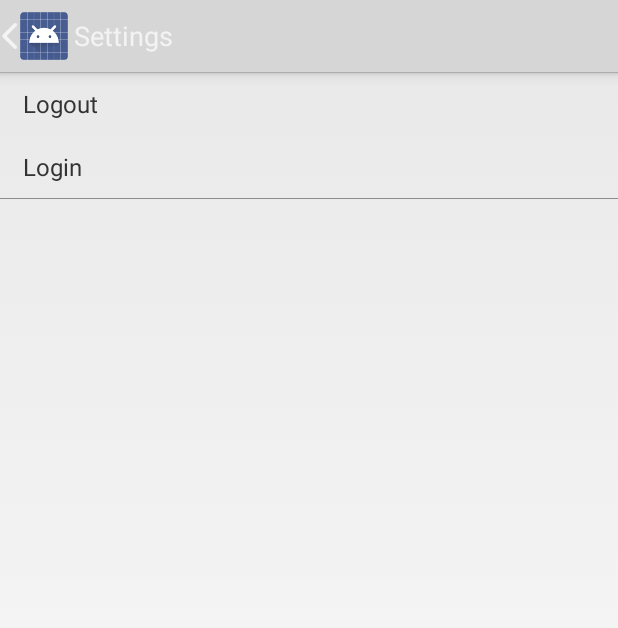
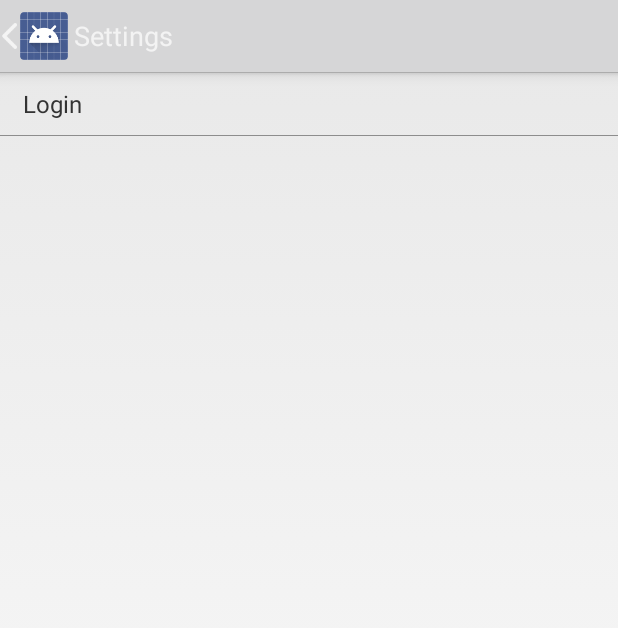
Before and after one commit to Adrenalinelife16/androideventsapp, an Android app: the Settings screen opened directly, with no data from a screen before it, on a phone screen of 412 x 824 dp. Shown: the top 628 px of the screen. Run offline under Robolectric (Android 15) with nearby library versions, the phone set to English and light mode, and no system bars.

Commit message:
Fixed Setting Page from showing 'Login' or 'Logout' according to user login

```diff
--- a/app/src/main/java/com/adrenalinelife/Settings.java
+++ b/app/src/main/java/com/adrenalinelife/Settings.java
@@ -17,16 +17,22 @@ import com.adrenalinelife.utils.StaticData;
 
 public class Settings extends CustomActivity {
 
+    TextView mLogout;
+    TextView mLogin;
+
 
     protected void onCreate(Bundle savedInstanceState) {
         super.onCreate(savedInstanceState);
         setContentView(R.layout.settings);
+        mLogin = (TextView) findViewById(R.id.Login);
+        mLogout = (TextView) findViewById(R.id.Logout);
 
         if (StaticData.pref.contains(Const.USER_ID)) {
+            mLogin.setVisibility(View.GONE);
             setTouchNClick(R.id.Logout);
 
         } else {
-
+            mLogout.setVisibility(View.GONE);
             setTouchNClick(R.id.Login);
 
         }
--- a/app/src/main/java/com/adrenalinelife/ui/FavEvents.java
+++ b/app/src/main/java/com/adrenalinelife/ui/FavEvents.java
@@ -58,6 +58,7 @@ public class FavEvents extends PagingFragment
 
     /** Search View **/
     ListView filterResults;
+    SearchView searchView;
 
     /** Swipe Refresh Layout **/
     private SwipeRefreshLayout SwipeRefresh;
@@ -80,6 +81,8 @@ public class FavEvents extends PagingFragment
         super.onCreateView(inflater, container, savedInstanceState);
         final View v = inflater.inflate(R.layout.events, null);
         setHasOptionsMenu(true);
+        searchView = (SearchView) v.findViewById(R.id.searchEvents);
+        searchView.setVisibility(View.GONE);
 
 
         performCheck();
```
Also changed, not shown: 4 other files.
